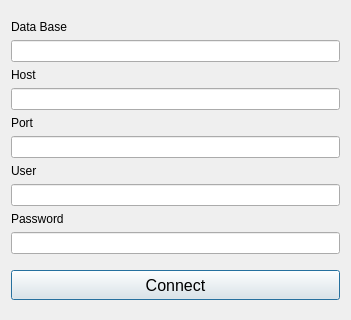
First picture: the form in connectTest/setsettings.ui, repository Lexa307/cardgame-admin, before the edit.
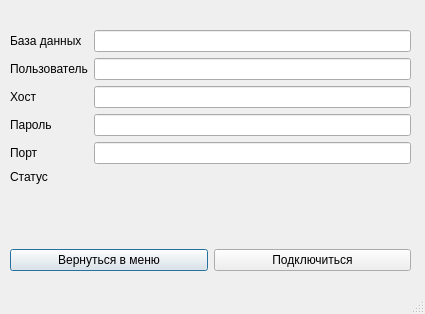
Second picture: the form after the edit.

Commit message:
ADD connection checker class
test version

```diff
--- a/connectTest/setsettings.ui
+++ b/connectTest/setsettings.ui
@@ -6,126 +6,124 @@
    <rect>
     <x>0</x>
     <y>0</y>
-    <width>351</width>
-    <height>320</height>
+    <width>425</width>
+    <height>314</height>
    </rect>
   </property>
   <property name="windowTitle">
    <string>Dialog</string>
   </property>
-  <layout class="QVBoxLayout" name="verticalLayout_3">
-   <item>
-    <spacer name="verticalSpacer">
-     <property name="orientation">
-      <enum>Qt::Vertical</enum>
-     </property>
-     <property name="sizeHint" stdset="0">
-      <size>
-       <width>20</width>
-       <height>40</height>
-      </size>
-     </property>
-    </spacer>
-   </item>
-   <item>
-    <layout class="QVBoxLayout" name="verticalLayout_2">
-     <item>
+  <property name="sizeGripEnabled">
+   <bool>true</bool>
+  </property>
+  <widget class="QWidget" name="formLayoutWidget">
+   <property name="geometry">
+    <rect>
+     <x>10</x>
+     <y>30</y>
+     <width>401</width>
+     <height>181</height>
+    </rect>
+   </property>
+   <layout class="QFormLayout" name="formLayout">
+    <property name="horizontalSpacing">
+     <number>6</number>
+    </property>
+    <property name="leftMargin">
+     <number>0</number>
+    </property>
+    <item row="0" column="0">
       <widget class="QLabel" name="label">
        <property name="text">
-        <string>Data Base</string>
+       <string>База данных</string>
        </property>
       </widget>
      </item>
-     <item>
-      <widget class="QLineEdit" name="dbname"/>
-     </item>
-     <item>
+    <item row="0" column="1">
+     <widget class="QLineEdit" name="db_line"/>
+    </item>
+    <item row="1" column="0">
       <widget class="QLabel" name="label_2">
        <property name="text">
-        <string>Host</string>
+       <string>Пользователь</string>
        </property>
       </widget>
      </item>
-     <item>
-      <widget class="QLineEdit" name="hostname"/>
-     </item>
-     <item>
-      <widget class="QLabel" name="label_5">
-       <property name="text">
-        <string>Port</string>
-       </property>
-      </widget>
-     </item>
-     <item>
-      <widget class="QLineEdit" name="port"/>
-     </item>
-     <item>
+    <item row="1" column="1">
+     <widget class="QLineEdit" name="user_line"/>
+    </item>
+    <item row="2" column="0">
       <widget class="QLabel" name="label_3">
        <property name="text">
-        <string>User</string>
+       <string>Хост</string>
        </property>
       </widget>
      </item>
-     <item>
-      <widget class="QLineEdit" name="username"/>
-     </item>
-     <item>
+    <item row="3" column="0">
       <widget class="QLabel" name="label_4">
        <property name="text">
-        <string>Password</string>
+       <string>Пароль</string>
        </property>
       </widget>
      </item>
-     <item>
-      <widget class="QLineEdit" name="password"/>
-     </item>
-     <item>
-      <spacer name="verticalSpacer_2">
-       <property name="orientation">
-        <enum>Qt::Vertical</enum>
-       </property>
-       <property name="sizeHint" stdset="0">
-        <size>
-         <width>20</width>
-         <height>40</height>
-        </size>
-       </property>
-      </spacer>
-     </item>
-     <item>
-      <widget class="QPushButton" name="connect">
-       <property name="minimumSize">
-        <size>
-         <width>0</width>
-         <height>30</height>
-        </size>
-       </property>
-       <property name="font">
-        <font>
-         <pointsize>12</pointsize>
-        </font>
-       </property>
+    <item row="2" column="1">
+     <widget class="QLineEdit" name="host_line"/>
+    </item>
+    <item row="3" column="1">
+     <widget class="QLineEdit" name="pass_line"/>
+    </item>
+    <item row="4" column="0">
+     <widget class="QLabel" name="label_5">
+      <property name="text">
+       <string>Порт</string>
+      </property>
+     </widget>
+    </item>
+    <item row="4" column="1">
+     <widget class="QLineEdit" name="port_line"/>
+    </item>
+    <item row="5" column="0">
+     <widget class="QLabel" name="label_6">
+      <property name="text">
+       <string>Статус</string>
+      </property>
+     </widget>
+    </item>
+    <item row="5" column="1">
+     <widget class="QLabel" name="status">
+      <property name="text">
+       <string/>
+      </property>
+     </widget>
+    </item>
+   </layout>
+  </widget>
+  <widget class="QWidget" name="horizontalLayoutWidget">
+   <property name="geometry">
+    <rect>
+     <x>10</x>
+     <y>220</y>
+     <width>401</width>
+     <height>80</height>
+    </rect>
+   </property>
+   <layout class="QHBoxLayout" name="horizontalLayout">
+    <item>
+     <widget class="QPushButton" name="pushButton">
        <property name="text">
-        <string>Connect</string>
+       <string>Вернуться в меню</string>
        </property>
       </widget>
      </item>
-    </layout>
-   </item>
    <item>
-    <spacer name="verticalSpacer_3">
-     <property name="orientation">
-      <enum>Qt::Vertical</enum>
-     </property>
-     <property name="sizeHint" stdset="0">
-      <size>
-       <width>20</width>
-       <height>40</height>
-      </size>
-     </property>
-    </spacer>
-   </item>
-  </layout>
+     <widget class="QPushButton" name="pushButton_2">
+      <property name="text">
+       <string>Подключиться</string>
+      </property>
+     </widget>
+    </item>
+   </layout>
+  </widget>
  </widget>
  <resources/>
  <connections/>
```
Lines whose indentation alone changed are shown as unchanged. The commit also changes 15 other files.
